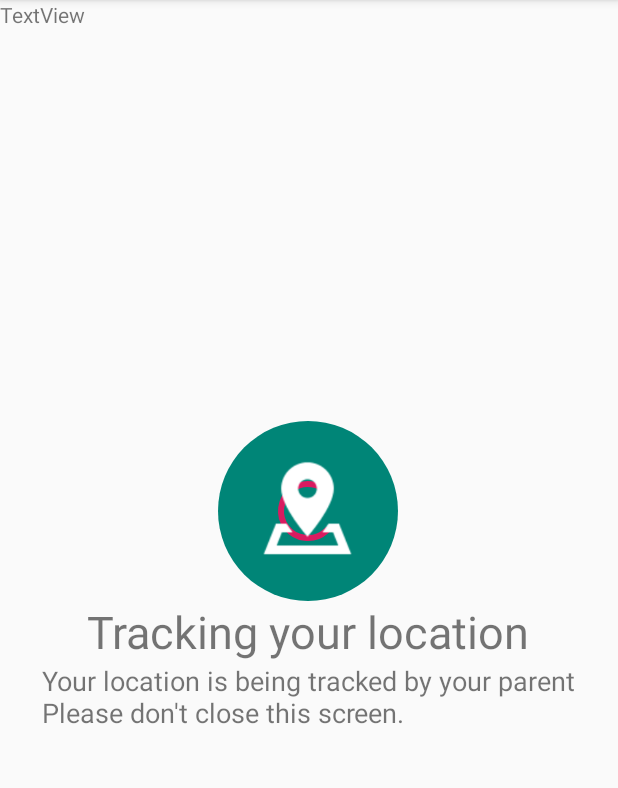
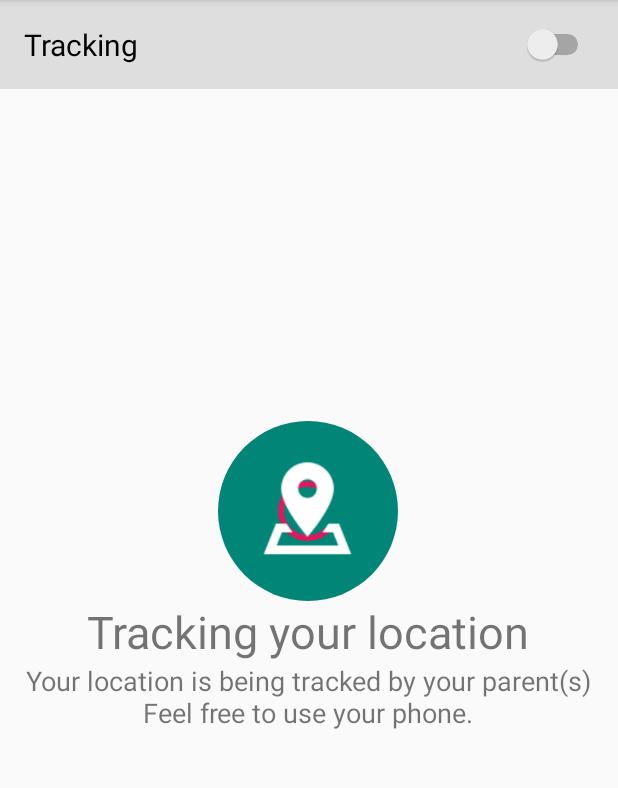
Before and after one commit to alihusseinalissa/TrippleA, an Android app: the ChildActivity screen opened directly, with no data from a screen before it, on a phone screen of 412 x 824 dp, the part 84-872 px from its top. Run offline under Robolectric (Android 15) with nearby library versions, the phone set to English and light mode, and no system bars; our stand-ins replace Volley; libraries missing offline, so code that uses them is left out: com.agrawalsuneet.loaderspack; plain views replace MultipleRippleLoader; 1 statement that could not run was skipped.

Commit message:
Background service bugs fixes

```diff
--- a/app/src/main/java/com/ece/triplea/ChildActivity.java
+++ b/app/src/main/java/com/ece/triplea/ChildActivity.java
@@ -1,20 +1,21 @@
 package com.ece.triplea;
 
 import android.Manifest;
-import android.annotation.SuppressLint;
 import android.app.ActivityManager;
 import android.content.BroadcastReceiver;
 import android.content.Context;
 import android.content.Intent;
 import android.content.IntentFilter;
+import android.content.SharedPreferences;
 import android.content.pm.PackageManager;
-import android.os.Build;
 import android.support.v4.content.ContextCompat;
 import android.support.v7.app.AppCompatActivity;
 import android.os.Bundle;
 import android.util.Log;
 import android.view.View;
+import android.widget.CompoundButton;
 import android.widget.ImageView;
+import android.widget.Switch;
 import android.widget.TextView;
 import android.widget.Toast;
 import android.widget.ViewFlipper;
@@ -23,18 +24,20 @@ import com.agrawalsuneet.loaderspack.loaders.MultipleRippleLoader;
 
 public class ChildActivity extends AppCompatActivity {
 
-    TextView tv;
+    Switch serviceSwitch;
     MultipleRippleLoader rippleLoader;
     ImageView errorImage;
     ViewFlipper view_flipper;
     final static int STATE_TRACKING = 0;
     final static int STATE_ERROR = 1;
     BroadcastReceiver broadcastReceiver;
+    SharedPreferences pref;
 
     Intent mServiceIntent;
     private LocationSenderService mService;
 
     Context ctx;
+
     public Context getCtx() {
         return ctx;
     }
@@ -43,32 +46,24 @@ public class ChildActivity extends AppCompatActivity {
     protected void onCreate(Bundle savedInstanceState) {
         super.onCreate(savedInstanceState);
         setContentView(R.layout.activity_child);
-
-        view_flipper = (ViewFlipper)findViewById(R.id.view_flipper);
+        pref = getSharedPreferences("pref", MODE_PRIVATE);
+        view_flipper = (ViewFlipper) findViewById(R.id.view_flipper);
         View include1 = findViewById(R.id.uploading_layout);
         rippleLoader = include1.findViewById(R.id.ripple_layout);
         View include2 = findViewById(R.id.uploading_error_layout);
         errorImage = include2.findViewById(R.id.error_image);
-        tv = findViewById(R.id.textView);
-//        tv.setVisibility(View.GONE);
+        serviceSwitch = findViewById(R.id.serviceSwitch);
 
         ctx = this;
         mService = new LocationSenderService(getCtx());
         mServiceIntent = new Intent(getCtx(), mService.getClass());
-        if (!isMyServiceRunning(mService.getClass())) {
-//            if (Build.VERSION.SDK_INT >= Build.VERSION_CODES.O) {
-//                startForegroundService(mServiceIntent);
-//            } else {
-                startService(mServiceIntent);
-//            }
-        }
 
-
+        serviceSwitch.setChecked(isMyServiceRunning(mService.getClass()));
 
         broadcastReceiver = new BroadcastReceiver() {
             @Override
             public void onReceive(Context context, Intent intent) {
-
+                Toast.makeText(context, "Broadcast Received!!", Toast.LENGTH_SHORT).show();
             }
         };
 
@@ -76,7 +71,6 @@ public class ChildActivity extends AppCompatActivity {
         intentFilter.addAction("AAACTION");
         intentFilter.setPriority(100);
         registerReceiver(broadcastReceiver, intentFilter);
-
 
 
         if (//ContextCompat.checkSelfPermission(this, Manifest.permission.READ_PHONE_STATE)
@@ -104,11 +98,21 @@ public class ChildActivity extends AppCompatActivity {
         }
 
 
-        tv.setOnClickListener(new View.OnClickListener() {
+        serviceSwitch.setOnCheckedChangeListener(new CompoundButton.OnCheckedChangeListener() {
             @Override
-            public void onClick(View view) {
-                mServiceIntent.putExtra("isTurnedOn", false);
-                stopService(mServiceIntent);
+            public void onCheckedChanged(CompoundButton buttonView, boolean isChecked) {
+                SharedPreferences.Editor editor = pref.edit();
+                editor.putBoolean("serviceSwitch", isChecked);
+                editor.commit();
+                if (isChecked) {
+                    if (!isMyServiceRunning(mService.getClass())) {
+//                    if (Build.VERSION.SDK_INT >= Build.VERSION_CODES.O) {
+//                       startForegroundService(mServiceIntent);
+//                       } else {
+                        startService(mServiceIntent);
+//                    }
+                    }
+                } else stopService(mServiceIntent);
             }
         });
 
@@ -127,21 +131,22 @@ public class ChildActivity extends AppCompatActivity {
 //        });
 
 
-        Intent broadcastIntent = new Intent(this, LocationSenderBroadcastReceiver.class);
-        broadcastIntent.putExtra("isTurnedOn", true);
-
-        sendBroadcast(broadcastIntent);
+//        Intent broadcastIntent = new Intent(this, LocationSenderBroadcastReceiver.class);
+//        SharedPreferences.Editor editor = pref.edit();
+//        editor.putBoolean("serviceSwitch", false);
+//        editor.commit();
+//        sendBroadcast(broadcastIntent);
     }
 
     private boolean isMyServiceRunning(Class<?> serviceClass) {
         ActivityManager manager = (ActivityManager) getSystemService(Context.ACTIVITY_SERVICE);
         for (ActivityManager.RunningServiceInfo service : manager.getRunningServices(Integer.MAX_VALUE)) {
             if (serviceClass.getName().equals(service.service.getClassName())) {
-                Log.i ("isMyServiceRunning?", true+"");
+                Log.i("isMyServiceRunning?", true + "");
                 return true;
             }
         }
-        Log.i ("isMyServiceRunning?", false+"");
+        Log.i("isMyServiceRunning?", false + "");
         return false;
     }
 
@@ -206,7 +211,6 @@ public class ChildActivity extends AppCompatActivity {
 //    }
 
 
-
     @Override
     protected void onResume() {
         super.onResume();
@@ -220,6 +224,4 @@ public class ChildActivity extends AppCompatActivity {
     }
 
 
-
-
 }
--- a/app/src/main/java/com/ece/triplea/LocationSenderBroadcastReceiver.java
+++ b/app/src/main/java/com/ece/triplea/LocationSenderBroadcastReceiver.java
@@ -3,6 +3,7 @@ package com.ece.triplea;
 import android.content.BroadcastReceiver;
 import android.content.Context;
 import android.content.Intent;
+import android.content.SharedPreferences;
 import android.os.Build;
 import android.util.Log;
 
@@ -10,7 +11,8 @@ public class LocationSenderBroadcastReceiver extends BroadcastReceiver {
     @Override
     public void onReceive(Context context, Intent intent) {
         Log.i(LocationSenderBroadcastReceiver.class.getSimpleName(), "Service Stops! Oooooooooooooppppssssss!!!!");
-        if (intent.getBooleanExtra("isTurnedOn", false)){
+        SharedPreferences pref = context.getSharedPreferences("pref", Context.MODE_PRIVATE);
+        if (pref.getBoolean("serviceSwitch", false)){
             LocationSenderService mService = new LocationSenderService(context);
             Intent mServiceIntent = new Intent(context, mService.getClass());
             context.startService(mServiceIntent);
--- a/app/src/main/java/com/ece/triplea/LocationSenderService.java
+++ b/app/src/main/java/com/ece/triplea/LocationSenderService.java
@@ -5,8 +5,10 @@ import android.annotation.SuppressLint;
 import android.app.Notification;
 import android.app.PendingIntent;
 import android.app.Service;
+import android.content.BroadcastReceiver;
 import android.content.Context;
 import android.content.Intent;
+import android.content.IntentFilter;
 import android.content.IntentSender;
 import android.content.pm.PackageManager;
 import android.location.Location;
@@ -46,11 +48,13 @@ import static android.support.v4.app.NotificationCompat.GROUP_ALERT_SUMMARY;
 
 public class LocationSenderService extends Service {
 
+    RequestQueue queue;
     LocationRequest mLocationRequest;
     private LocationCallback mLocationCallback;
     private FusedLocationProviderClient mFusedLocationClient;
     Context mContext;
     private Intent mIntent;
+    boolean serviceSwitch;
 
     public LocationSenderService(Context applicationContext) {
         super();
@@ -69,7 +73,7 @@ public class LocationSenderService extends Service {
         NotificationCompat.Builder mBuilder = new NotificationCompat.Builder(this, "UploadLocations")
                 .setSmallIcon(R.drawable.ic_launcher_foreground)
                 .setContentTitle("Uploading Your Location")
-                .setContentText("Your location is being uploaded to the database...")
+                .setContentText("Your location is being uploaded to the database")
                 .setContentIntent(pendingIntent)
                 .setOngoing(true)
                 .setGroupAlertBehavior(GROUP_ALERT_SUMMARY)
@@ -125,8 +129,6 @@ public class LocationSenderService extends Service {
         super.onDestroy();
         Log.i("EXIT", "ondestroy!");
         Intent broadcastIntent = new Intent(this, LocationSenderBroadcastReceiver.class);
-        boolean isTurnedOn = mIntent.getBooleanExtra("isTurnedOn", false);
-        broadcastIntent.putExtra("isTurnedOn", isTurnedOn);
 
         sendBroadcast(broadcastIntent);
         stopLocationUpdates();
@@ -245,7 +247,7 @@ public class LocationSenderService extends Service {
     }
 
     private void pushToDatabase(Location location) {
-        RequestQueue queue = Volley.newRequestQueue(this);
+        if (queue == null) queue = Volley.newRequestQueue(this);
         String url = getString(R.string.base_url) +
                 getString(R.string.ulr_location_add)
                 + "?child_id=" + "1"
--- a/app/src/main/java/com/ece/triplea/MainActivity.java
+++ b/app/src/main/java/com/ece/triplea/MainActivity.java
@@ -49,7 +49,7 @@ public class MainActivity extends AppCompatActivity implements View.OnClickListe
         if (Build.VERSION.SDK_INT >= Build.VERSION_CODES.O) {
             CharSequence name = "Upload Locations";
             String description = "This notification must be shown always to ensure that the location" +
-                    "is been uploaded to the database";
+                    "is being uploaded to the database";
             int importance = NotificationManager.IMPORTANCE_DEFAULT;
             NotificationChannel channel = new NotificationChannel("UploadLocations", name, importance);
             channel.setDescription(description);
--- a/app/src/main/res/layout/activity_child.xml
+++ b/app/src/main/res/layout/activity_child.xml
@@ -6,13 +6,21 @@
     android:layout_height="match_parent"
     tools:context=".ChildActivity">
 
-    <TextView
-        android:id="@+id/textView"
-        android:layout_width="wrap_content"
-        android:layout_height="wrap_content"
-        android:text="TextView"
-        tools:layout_editor_absoluteX="146dp"
-        tools:layout_editor_absoluteY="149dp" />
+    <RelativeLayout
+        android:background="#dedede"
+        android:layout_width="match_parent"
+        android:layout_height="wrap_content">
+
+        <Switch
+            android:padding="16dp"
+            android:textSize="20sp"
+            android:id="@+id/serviceSwitch"
+            android:text="Tracking"
+            android:layout_width="match_parent"
+            android:layout_height="wrap_content" />
+
+    </RelativeLayout>
+
 
     <!--<Switch-->
         <!--android:id="@+id/tracking_service_switch"-->
--- a/app/src/main/res/layout/uploading_layout.xml
+++ b/app/src/main/res/layout/uploading_layout.xml
@@ -52,8 +52,9 @@
             android:layout_width="wrap_content"
             android:layout_height="wrap_content" />
         <TextView
+            android:gravity="center"
             android:textAlignment="center"
-            android:text="Your location is being tracked by your parent\nPlease don\'t close this screen."
+            android:text="Your location is being tracked by your parent(s)\nFeel free to use your phone."
             android:textSize="18sp"
             android:layout_width="wrap_content"
             android:layout_height="wrap_content" />
--- a/app/src/main/res/values/strings.xml
+++ b/app/src/main/res/values/strings.xml
@@ -1,7 +1,7 @@
 <resources>
     <string name="app_name">TripleA</string>
     <string name="title_activity_maps">Map</string>
-    <string name="base_url">http://ahmadsite-001-site1.btempurl.com/realproject/</string>
+    <string name="base_url">http://ahmadsite-001-site1.btempurl.com/</string>
     <string name="ulr_location_add">LocationAdd.php</string>
     <string name="ulr_location_get">LocationGet.php</string>
 </resources>
```
Also changed, not shown: app/src/main/AndroidManifest.xml (+7 -1 lines).
